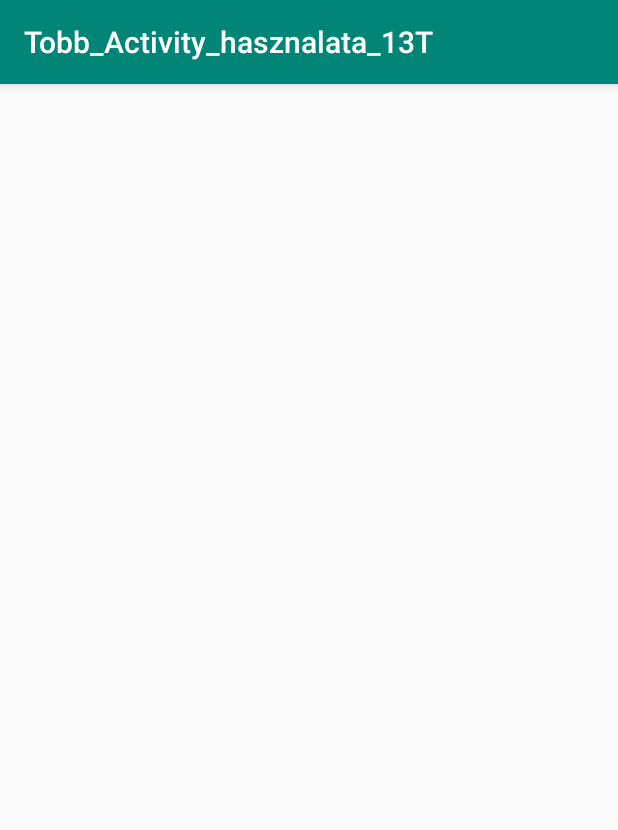
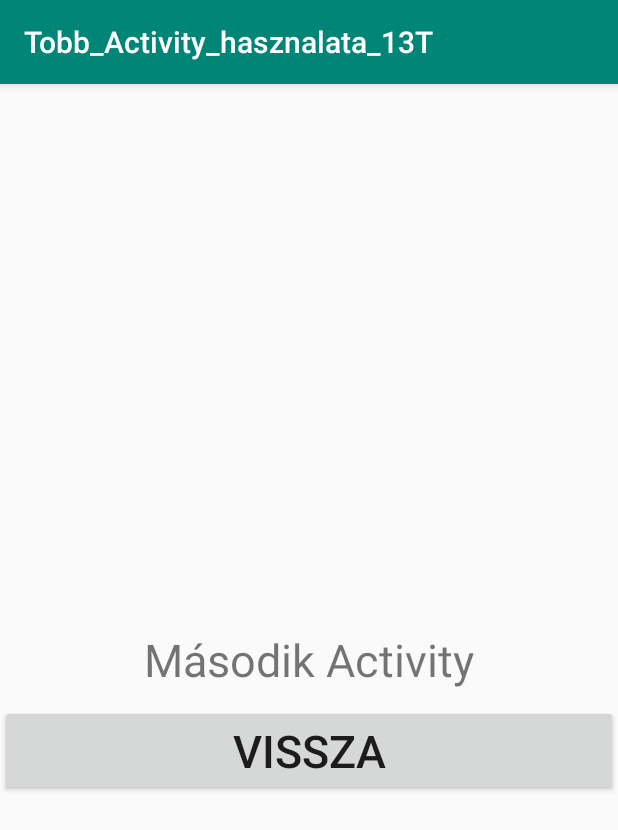
Before and after one commit to balint021/Tobb_Activity_hasznalata_13T, an Android app: the Main2Activity screen opened directly, with no data from a screen before it, on a phone screen of 412 x 824 dp. Shown: the top 830 px of the screen. Run offline under Robolectric (Android 15) with nearby library versions, the phone set to English and light mode, and no system bars.

Commit message:
masodik activity beallitasa

```diff
--- a/app/src/main/res/layout/activity_main2.xml
+++ b/app/src/main/res/layout/activity_main2.xml
@@ -1,5 +1,5 @@
 <?xml version="1.0" encoding="utf-8"?>
-<androidx.constraintlayout.widget.ConstraintLayout xmlns:android="http://schemas.android.com/apk/res/android"
+<RelativeLayout xmlns:android="http://schemas.android.com/apk/res/android"
     xmlns:app="http://schemas.android.com/apk/res-auto"
     xmlns:tools="http://schemas.android.com/tools"
     android:layout_width="match_parent"
@@ -7,9 +7,28 @@
     tools:context=".Main2Activity">
 
     <TextView
+        android:layout_width="wrap_content"
+        android:layout_height="wrap_content"
+        android:id="@+id/textMasodik"
+
+        android:text="Második Activity"
+        android:textSize="30dp"
+
+        android:layout_centerHorizontal="true"
+        android:layout_centerVertical="true"
+        />
+
+    <Button
+        android:id="@+id/buttonVissza"
         android:layout_width="match_parent"
-        android:layout_height="match_parent">
+        android:layout_height="wrap_content"
 
-    </TextView>
+        android:text="Vissza"
+        android:textSize="30dp"
 
-</androidx.constraintlayout.widget.ConstraintLayout>
+        android:layout_centerHorizontal="true"
+        android:layout_below="@id/textMasodik"
+        android:layout_marginTop="10dp"
+        />
+
+</RelativeLayout>
```
